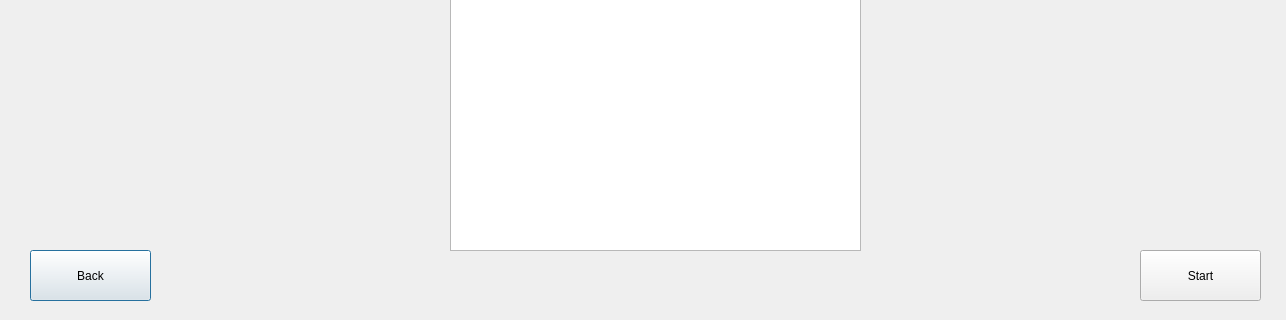
The window that Qt/computervspersonwindow.ui (alaamhassan/OthelloGameProject) describes before a commit, drawn with Qt 5; both pictures show x 0 to 1286 and y 380 to 700 of the 1286 by 700 pixel window.
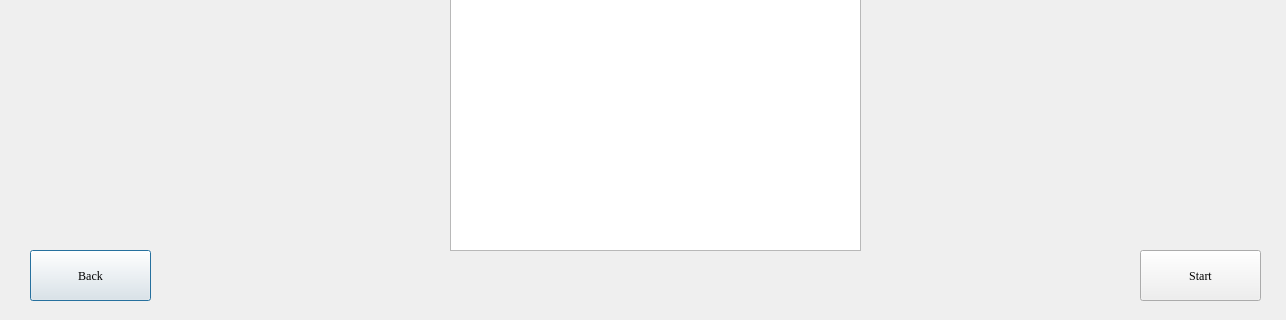
The same window after the commit.

Diff of the .ui file:
```diff
--- a/Qt/computervspersonwindow.ui
+++ b/Qt/computervspersonwindow.ui
@@ -37,6 +37,11 @@
      <height>51</height>
     </rect>
    </property>
+   <property name="font">
+    <font>
+     <family>Georgia</family>
+    </font>
+   </property>
    <property name="text">
     <string>Back</string>
    </property>
@@ -50,6 +55,11 @@
      <height>51</height>
     </rect>
    </property>
+   <property name="font">
+    <font>
+     <family>Georgia</family>
+    </font>
+   </property>
    <property name="text">
     <string>Start</string>
    </property>
```
